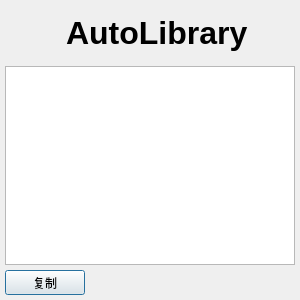
This is src/gui/ALAboutDialog.ui in KenanZhu/AutoLibrary as Qt 5 draws it before an edit. The edited form follows.
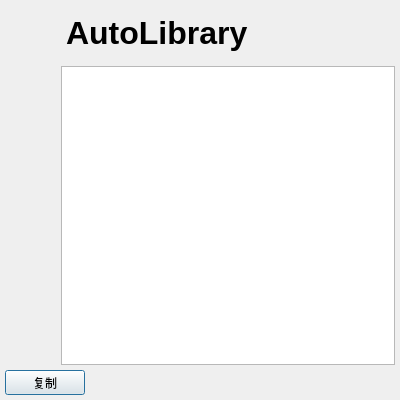
This is the edited form.

Commit message: refactor(ALAboutDialog): replace hide/show methods with 'exec()' for dialog modal handling

What changed in the file:
```diff
--- a/src/gui/ALAboutDialog.ui
+++ b/src/gui/ALAboutDialog.ui
@@ -6,25 +6,28 @@
    <rect>
     <x>0</x>
     <y>0</y>
-    <width>300</width>
-    <height>300</height>
+    <width>400</width>
+    <height>400</height>
    </rect>
   </property>
   <property name="minimumSize">
    <size>
-    <width>300</width>
-    <height>300</height>
+    <width>400</width>
+    <height>400</height>
    </size>
   </property>
   <property name="maximumSize">
    <size>
     <width>800</width>
-    <height>300</height>
+    <height>400</height>
    </size>
   </property>
   <property name="windowTitle">
    <string>关于 - AutoLibrary</string>
   </property>
+  <property name="sizeGripEnabled">
+   <bool>false</bool>
+  </property>
   <layout class="QVBoxLayout" name="ALAboutDialogLayout">
    <property name="spacing">
     <number>5</number>
@@ -96,6 +99,36 @@
     </layout>
    </item>
    <item>
+    <layout class="QHBoxLayout" name="AboutInfoLayout">
+     <property name="spacing">
+      <number>0</number>
+     </property>
+     <item>
+      <widget class="QFrame" name="frame">
+       <property name="minimumSize">
+        <size>
+         <width>56</width>
+         <height>0</height>
+        </size>
+       </property>
+       <property name="maximumSize">
+        <size>
+         <width>56</width>
+         <height>16777215</height>
+        </size>
+       </property>
+       <property name="frameShape">
+        <enum>QFrame::Shape::NoFrame</enum>
+       </property>
+       <property name="frameShadow">
+        <enum>QFrame::Shadow::Plain</enum>
+       </property>
+       <property name="lineWidth">
+        <number>0</number>
+       </property>
+      </widget>
+     </item>
+     <item>
     <widget class="QTextEdit" name="AboutInfoEdit">
      <property name="font">
       <font>
@@ -113,6 +146,8 @@
       <set>Qt::TextInteractionFlag::TextBrowserInteraction</set>
      </property>
     </widget>
+     </item>
+    </layout>
    </item>
    <item>
     <widget class="QPushButton" name="CopyButton">
```
Lines whose indentation alone changed are shown as unchanged. The commit also changes 2 other files.
